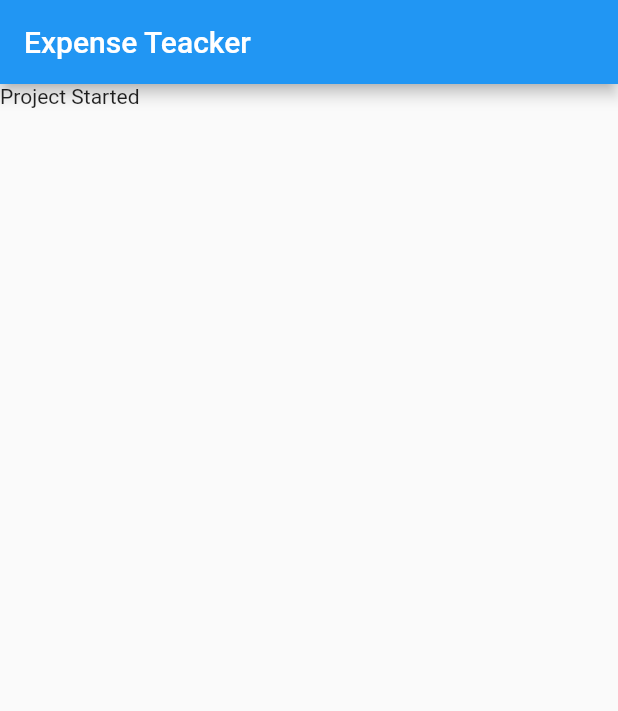
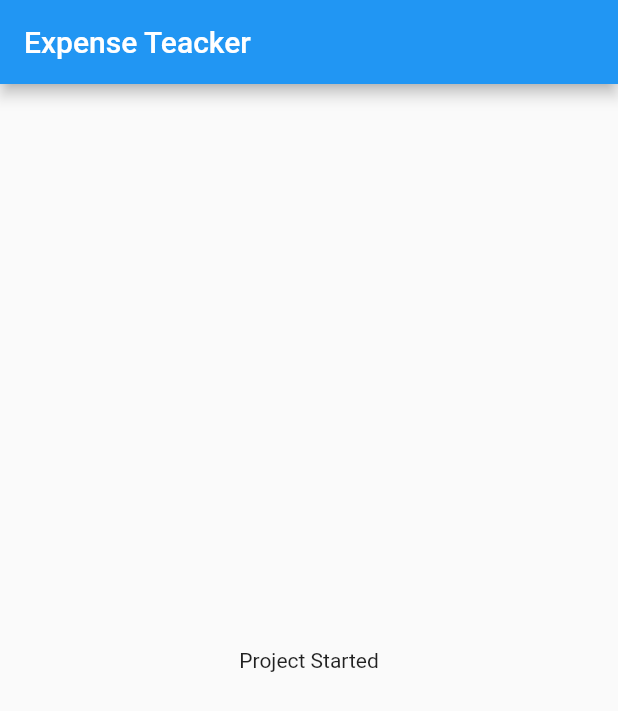
Before and after one commit to aditechdev/Expense_tracker, a Flutter app: the screen it shows after launch, on a phone screen of 412 x 824 dp. Shown: the top 711 px of the screen. Run offline on Flutter 3.47's test engine with Material 2 defaults, Android fonts, the phone set to English and light mode, and no system bars.

Commit message:
:fire: Test

```diff
--- a/lib/main.dart
+++ b/lib/main.dart
@@ -26,7 +26,7 @@ class MyHomePage extends StatelessWidget {
       appBar: AppBar(
         title: Text('Expense Teacker'),
       ),
-      body: Text("Project Started"),
+      body: Center(child: Text("Project Started")),
     );
   }
 }
```
